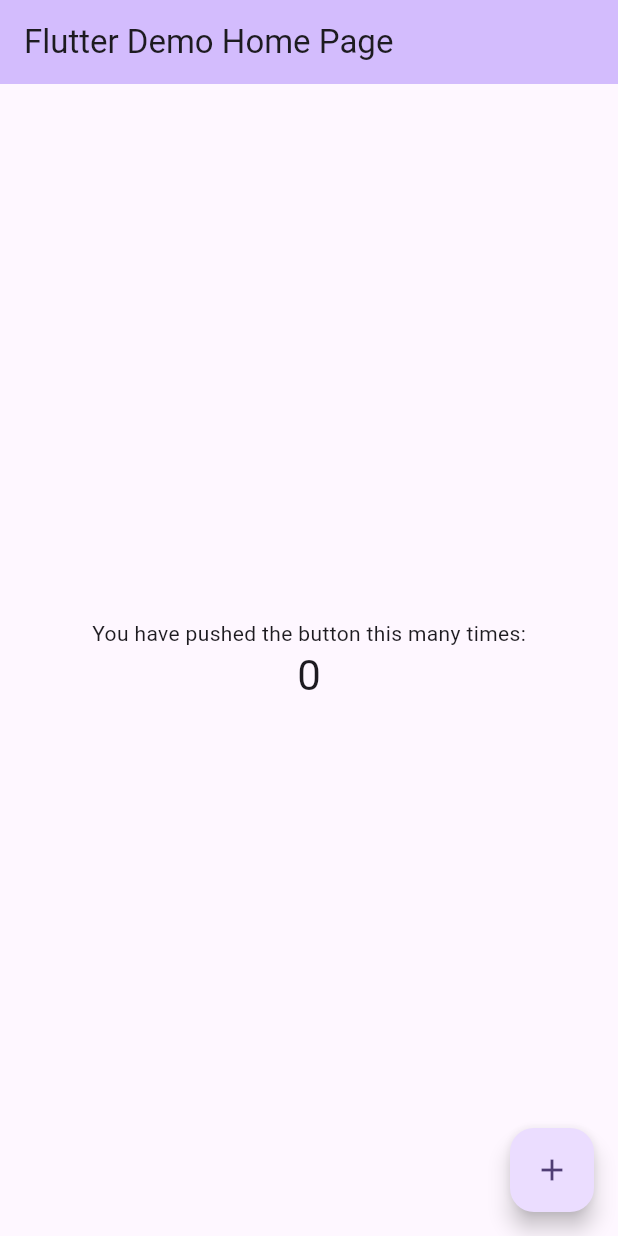
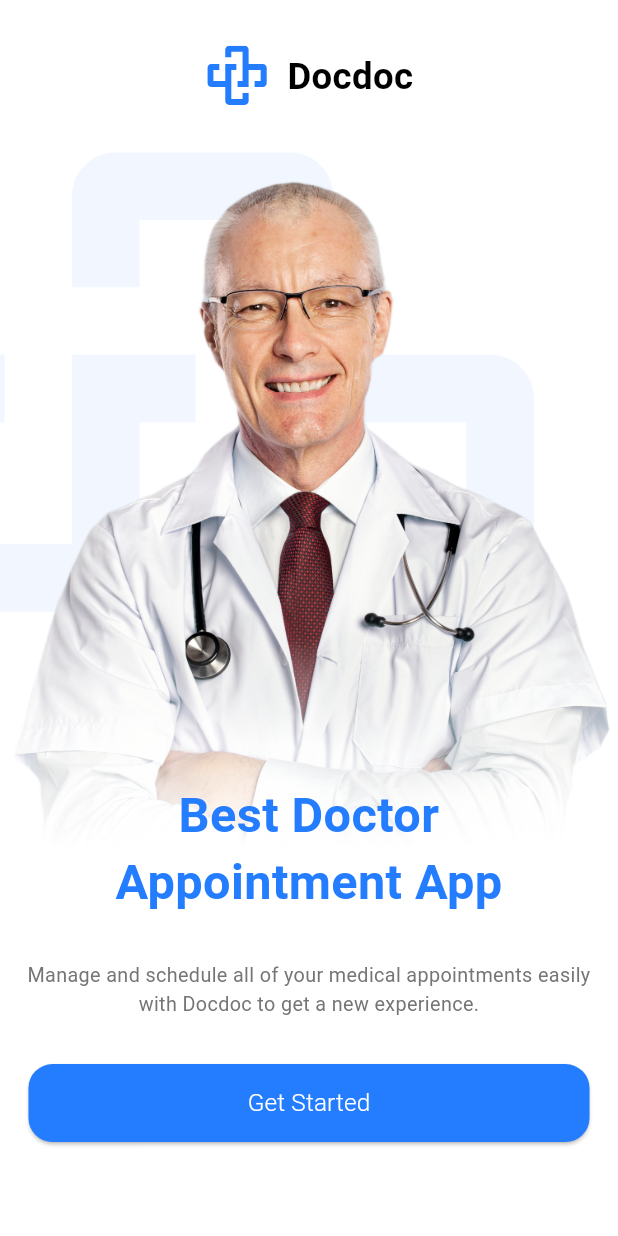
Before and after one commit to saraabdullah263/project_advane, a Flutter app: the screen it shows after launch, on a phone screen of 412 x 824 dp. Run offline on Flutter 3.47's test engine with Material 3 defaults, Android fonts, the phone set to English and light mode, and no system bars; our stand-ins replace flutter_screenutil, flutter_svg.

Commit message:
-added images and svgs folders -added flutter svgx and screenutil -added app router and styling and theming - added docapp and making onbprding screen

```diff
--- /dev/null
+++ b/lib/core/helpers/extentions.dart
@@ -0,0 +1,17 @@
+import 'package:flutter/material.dart';
+
+extension Navigation on BuildContext {
+  Future<dynamic> pushNamed(String routeName, {Object? arguments}) {
+    return Navigator.of(this).pushNamed(routeName, arguments: arguments);
+  }
+  Future<dynamic> pushReplacementNamed(String routeName, {Object? arguments}) {
+    return Navigator.of(this).pushReplacementNamed(routeName, arguments: arguments);
+  }
+  Future<dynamic> pushAndRemoveUntil(String routeName, {Object? arguments}) {
+    return Navigator.of(this).pushNamedAndRemoveUntil(routeName, (route) => false, arguments: arguments);
+  }
+  void pop() {
+    Navigator.of(this).pop();
+  }
+
+}
--- /dev/null
+++ b/lib/core/routing/app_router.dart
@@ -0,0 +1,20 @@
+import 'package:flutter/material.dart';
+import 'package:project1/features/login/login.dart';
+import 'routes.dart';
+import '../../features/onbording/onbording_screen.dart';
+
+class AppRouter {
+  Route gernerateRoute(RouteSettings settings) {
+// Extract any arguments passed with the route(args as className)
+     //final args = settings.arguments;
+
+    switch (settings.name) {
+      case Routes.onBoardingScreen:
+        return MaterialPageRoute(builder: (_) => const OnbordingScreen());
+      case Routes.loginScreen:
+        return MaterialPageRoute(builder: (_) => const Login());
+      default:
+        return MaterialPageRoute(builder: (_) => const Placeholder());
+    }
+  }
+}
--- /dev/null
+++ b/lib/core/routing/routes.dart
@@ -0,0 +1,4 @@
+class Routes {
+static const String onBoardingScreen = '/onBoardingScreen';
+static const String loginScreen = '/loginScreen';
+}
--- /dev/null
+++ b/lib/core/theming/app_colors.dart
@@ -0,0 +1,8 @@
+import 'package:flutter/material.dart';
+
+class AppColors {
+  static const Color mainBlue = Color(0xFF247CFF);
+  static const Color mainGray= Color(0xff757575);
+   static const Color mainBlack= Color(0xff242424);
+
+}
--- /dev/null
+++ b/lib/core/theming/styles.dart
@@ -0,0 +1,27 @@
+import 'package:flutter/material.dart';
+import 'package:flutter_screenutil/flutter_screenutil.dart';
+import 'package:project1/core/theming/app_colors.dart';
+
+class TextStyles {
+  static TextStyle font24Black700Meight = TextStyle(
+    fontSize: 24.sp,
+    fontWeight: FontWeight.w700,
+    color: Colors.black,
+  );
+  static TextStyle font32Boldblue = TextStyle(
+    fontSize: 32.sp,
+    fontWeight: FontWeight.bold,
+    color: AppColors.mainBlue,
+  );
+  static TextStyle font13NormalGray = TextStyle(
+    fontSize: 13.sp,
+    fontWeight: FontWeight.normal,
+    color: AppColors.mainGray,
+  );
+  static TextStyle font16SemiboldWhite = TextStyle(
+    fontSize: 16.sp,
+    fontWeight: FontWeight.w300,
+    color: Colors.white,
+  );
+
+}
--- /dev/null
+++ b/lib/core/widgets/custom_elevated_button.dart
@@ -0,0 +1,31 @@
+import 'package:flutter/material.dart';
+import 'package:flutter_screenutil/flutter_screenutil.dart';
+import 'package:project1/core/theming/app_colors.dart';
+import 'package:project1/core/theming/styles.dart';
+
+class CustomElevatedButton extends StatelessWidget {
+  final String text;
+  final void Function() onPressed;
+  const CustomElevatedButton({super.key, required this.text,required this.onPressed});
+
+  @override
+  Widget build(BuildContext context) {
+    return Padding(
+      padding: EdgeInsets.symmetric(horizontal: 10.w),
+      child: ElevatedButton(
+        style: ElevatedButton.styleFrom(
+          backgroundColor: AppColors.mainBlue,
+          minimumSize: Size(double.infinity, 52),
+          shape: RoundedRectangleBorder(
+            borderRadius: BorderRadius.circular(16),
+          ),
+        ),
+
+        onPressed: () {
+          onPressed();
+        },
+        child: Text(text, style: TextStyles.font16SemiboldWhite),
+      ),
+    );
+  }
+}
--- /dev/null
+++ b/lib/doc_app.dart
@@ -0,0 +1,32 @@
+import 'package:flutter/material.dart';
+import 'package:flutter_screenutil/flutter_screenutil.dart';
+import 'package:project1/core/routing/app_router.dart';
+import 'package:project1/core/routing/routes.dart';
+import 'package:project1/core/theming/app_colors.dart';
+
+class DocApp extends StatelessWidget {
+  final AppRouter appRouter;
+  const DocApp({super.key, required this.appRouter});
+
+  @override
+  Widget build(BuildContext context) {
+    return ScreenUtilInit(
+      designSize: const Size(375, 812),
+      minTextAdapt: true,
+      splitScreenMode: true,
+     child:MaterialApp(
+        debugShowCheckedModeBanner: false,
+
+        title: 'Doc App',
+        theme: ThemeData(
+          primaryColor:AppColors.mainBlue,
+          scaffoldBackgroundColor: Colors.white,
+
+        ),
+        initialRoute:  Routes.onBoardingScreen,
+        onGenerateRoute: appRouter.gernerateRoute,
+
+    )
+    );
+  }
+}
--- /dev/null
+++ b/lib/features/login/login.dart
@@ -0,0 +1,10 @@
+import 'package:flutter/material.dart';
+
+class Login extends StatelessWidget {
+  const Login({super.key});
+
+  @override
+  Widget build(BuildContext context) {
+    return const Placeholder();
+  }
+}
--- /dev/null
+++ b/lib/features/onbording/onbording_screen.dart
@@ -0,0 +1,49 @@
+import 'package:flutter/material.dart';
+import 'package:flutter_screenutil/flutter_screenutil.dart';
+import 'package:project1/core/helpers/extentions.dart';
+import 'package:project1/core/routing/routes.dart';
+import 'package:project1/core/theming/styles.dart';
+import 'package:project1/core/widgets/custom_elevated_button.dart';
+import 'package:project1/features/onbording/widgets/doc_image_and_text.dart';
+import 'package:project1/features/onbording/widgets/doc_logo_name.dart';
+
+class OnbordingScreen extends StatelessWidget {
+  const OnbordingScreen({super.key});
+
+  @override
+  Widget build(BuildContext context) {
+    return Scaffold(
+      body: SafeArea(
+        child: SingleChildScrollView(
+          child: Padding(
+            padding: EdgeInsets.only(top: 30.h, bottom: 30.h),
+            child: Column(
+              children: [
+                DocLogoAndName(),
+                SizedBox(height: 30.h),
+                DocImageAndText(),
+                Padding(
+                  padding: const EdgeInsets.only(left: 8.0,right: 8),
+                  child: Column(
+                    children: [
+                      Text(
+                        "Manage and schedule all of your medical appointments easily with Docdoc to get a new experience.",
+                        style: TextStyles.font13NormalGray,
+                        textAlign: TextAlign.center,
+                      ),
+                      SizedBox(height: 30.h,),
+                      CustomElevatedButton(text: "Get Started", onPressed: (){
+                        context.pushNamed(Routes.loginScreen);
+                      })
+
+                    ],
+                  ),
+                ),
+              ],
+            ),
+          ),
+        ),
+      ),
+    );
+  }
+}
--- /dev/null
+++ b/lib/features/onbording/widgets/doc_image_and_text.dart
@@ -0,0 +1,39 @@
+import 'package:flutter/material.dart';
+import 'package:flutter_screenutil/flutter_screenutil.dart';
+import 'package:flutter_svg/flutter_svg.dart';
+import 'package:project1/core/theming/styles.dart';
+
+class DocImageAndText extends StatelessWidget {
+  const DocImageAndText({super.key});
+
+  @override
+  Widget build(BuildContext context) {
+    return Stack(
+      children: [
+        SvgPicture.asset('assets/svgs/doc_back_logo.svg'),
+        Container(
+          foregroundDecoration: BoxDecoration(
+            gradient: LinearGradient(
+              colors: [Colors.white, Colors.white.withOpacity(0.0)],
+              begin: Alignment.bottomCenter,
+              end: Alignment.topCenter,
+              stops: const [0.14, 0.4],
+            ),
+          ),
+          child: Image.asset('assets/images/onbording_doctor.png'),
+        ),
+        Positioned(
+          left: 0,
+          bottom: 30.h,
+          right: 0,
+
+          child: Text(
+            "Best Doctor\nAppointment App",
+            style: TextStyles.font32Boldblue.copyWith(height: 1.4),
+            textAlign: TextAlign.center,
+          ),
+        ),
+      ],
+    );
+  }
+}
--- /dev/null
+++ b/lib/features/onbording/widgets/doc_logo_name.dart
@@ -0,0 +1,23 @@
+import 'package:flutter/material.dart';
+import 'package:flutter_screenutil/flutter_screenutil.dart';
+import 'package:flutter_svg/flutter_svg.dart';
+import 'package:project1/core/theming/styles.dart';
+
+class DocLogoAndName extends StatelessWidget {
+  const DocLogoAndName({super.key});
+
+  @override
+  Widget build(BuildContext context) {
+    return Row(
+      mainAxisAlignment: MainAxisAlignment.center,
+      children: [
+        SvgPicture.asset('assets/svgs/doc_logo.svg', width: 40.w, height: 40.h),
+
+        SizedBox(width: 10.w),
+        Text('Docdoc', style: TextStyles.font24Black700Meight),
+
+
+      ],
+    );
+  }
+}
--- a/lib/main.dart
+++ b/lib/main.dart
@@ -1,123 +1,8 @@
 import 'package:flutter/material.dart';
+import 'package:project1/core/routing/app_router.dart';
+import 'doc_app.dart';
+
 
 void main() {
-  runApp(const MyApp());
+  runApp( DocApp(appRouter: AppRouter()));
 }
-
-class MyApp extends StatelessWidget {
-  const MyApp({super.key});
-
-  // This widget is the root of your application.
-  @override
-  Widget build(BuildContext context) {
-    return MaterialApp(
-      debugShowCheckedModeBanner: false,
-      title: 'Flutter Demo',
-      theme: ThemeData(
-        // This is the theme of your application.
-        //
-        // TRY THIS: Try running your application with "flutter run". You'll see
-        // the application has a purple toolbar. Then, without quitting the app,
-        // try changing the seedColor in the colorScheme below to Colors.green
-        // and then invoke "hot reload" (save your changes or press the "hot
-        // reload" button in a Flutter-supported IDE, or press "r" if you used
-        // the command line to start the app).
-        //
-        // Notice that the counter didn't reset back to zero; the application
-        // state is not lost during the reload. To reset the state, use hot
-        // restart instead.
-        //
-        // This works for code too, not just values: Most code changes can be
-        // tested with just a hot reload.
-        colorScheme: ColorScheme.fromSeed(seedColor: Colors.deepPurple),
-      ),
-      home: const MyHomePage(title: 'Flutter Demo Home Page'),
-    );
-  }
-}
-
-class MyHomePage extends StatefulWidget {
-  const MyHomePage({super.key, required this.title});
-
-  // This widget is the home page of your application. It is stateful, meaning
-  // that it has a State object (defined below) that contains fields that affect
-  // how it looks.
-
-  // This class is the configuration for the state. It holds the values (in this
-  // case the title) provided by the parent (in this case the App widget) and
-  // used by the build method of the State. Fields in a Widget subclass are
-  // always marked "final".
-
-  final String title;
-
-  @override
-  State<MyHomePage> createState() => _MyHomePageState();
-}
-
-class _MyHomePageState extends State<MyHomePage> {
-  int _counter = 0;
-
-  void _incrementCounter() {
-    setState(() {
-      // This call to setState tells the Flutter framework that something has
-      // changed in this State, which causes it to rerun the build method below
-      // so that the display can reflect the updated values. If we changed
-      // _counter without calling setState(), then the build method would not be
-      // called again, and so nothing would appear to happen.
-      _counter++;
-    });
-  }
-
-  @override
-  Widget build(BuildContext context) {
-    // This method is rerun every time setState is called, for instance as done
-    // by the _incrementCounter method above.
-    //
-    // The Flutter framework has been optimized to make rerunning build methods
-    // fast, so that you can just rebuild anything that needs updating rather
-    // than having to individually change instances of widgets.
-    return Scaffold(
-      appBar: AppBar(
-        // TRY THIS: Try changing the color here to a specific color (to
-        // Colors.amber, perhaps?) and trigger a hot reload to see the AppBar
-        // change color while the other colors stay the same.
-        backgroundColor: Theme.of(context).colorScheme.inversePrimary,
-        // Here we take the value from the MyHomePage object that was created by
-        // the App.build method, and use it to set our appbar title.
-        title: Text(widget.title),
-      ),
-      body: Center(
-        // Center is a layout widget. It takes a single child and positions it
-        // in the middle of the parent.
-        child: Column(
-          // Column is also a layout widget. It takes a list of children and
-          // arranges them vertically. By default, it sizes itself to fit its
-          // children horizontally, and tries to be as tall as its parent.
-          //
-          // Column has various properties to control how it sizes itself and
-          // how it positions its children. Here we use mainAxisAlignment to
-          // center the children vertically; the main axis here is the vertical
-          // axis because Columns are vertical (the cross axis would be
-          // horizontal).
-          //
-          // TRY THIS: Invoke "debug painting" (choose the "Toggle Debug Paint"
-          // action in the IDE, or press "p" in the console), to see the
-          // wireframe for each widget.
-          mainAxisAlignment: MainAxisAlignment.center,
-          children: <Widget>[
-            const Text('You have pushed the button this many times:'),
-            Text(
-              '$_counter',
-              style: Theme.of(context).textTheme.headlineMedium,
-            ),
-          ],
-        ),
-      ),
-      floatingActionButton: FloatingActionButton(
-        onPressed: _incrementCounter,
-        tooltip: 'Increment',
-        child: const Icon(Icons.add),
-      ), // This trailing comma makes auto-formatting nicer for build methods.
-    );
-  }
-}
```
Also changed, not shown: pubspec.yaml (+9 -6 lines), assets/images/onbording_doctor.png (added), assets/svgs/doc_back_logo.svg (added), assets/svgs/doc_logo.svg (added), pubspec.lock, 3 other files.
